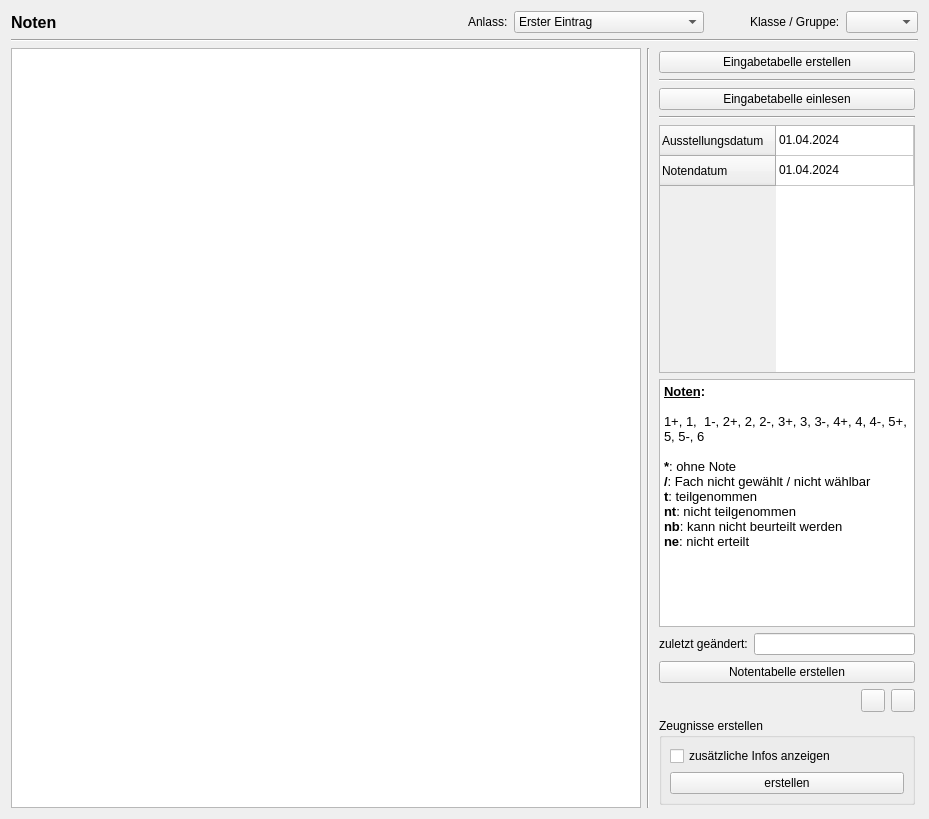
gradgrind/WZS, file WZ/program-data/ui/grades.ui: the form before one commit.
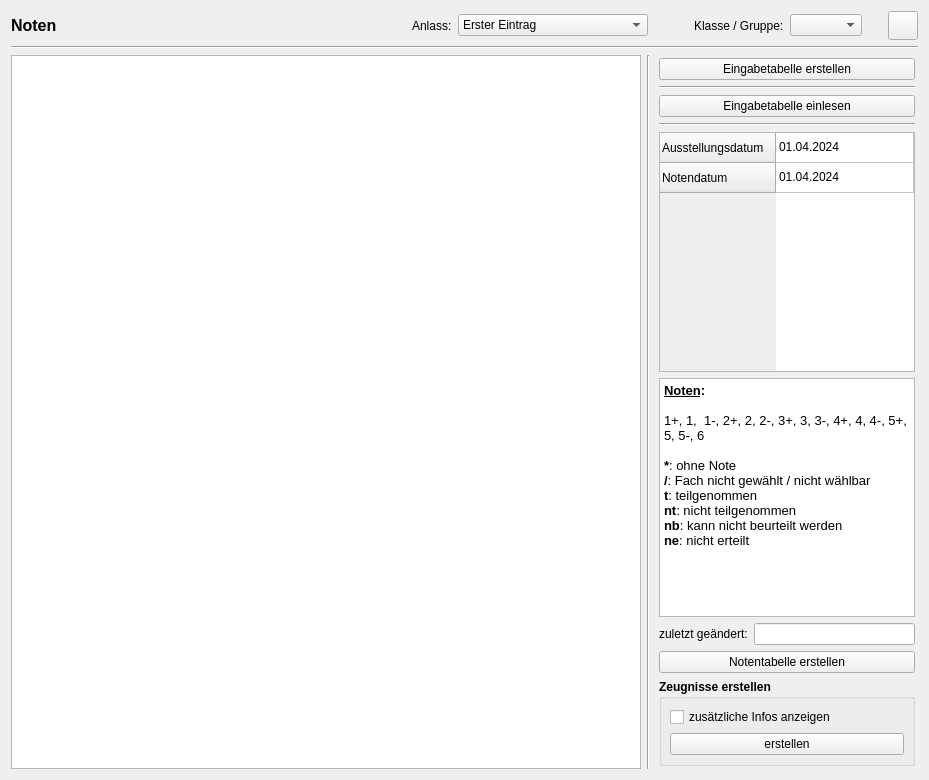
The form after the commit. Icons and pictures are not drawn.

Commit message: Work on grades manager

The edit to the form file:
```diff
--- a/WZ/program-data/ui/grades.ui
+++ b/WZ/program-data/ui/grades.ui
@@ -7,7 +7,7 @@
     <x>0</x>
     <y>0</y>
     <width>929</width>
-    <height>819</height>
+    <height>780</height>
    </rect>
   </property>
   <property name="sizePolicy">
@@ -105,6 +105,42 @@
        </property>
       </widget>
      </item>
+     <item>
+      <spacer name="horizontalSpacer_3">
+       <property name="orientation">
+        <enum>Qt::Horizontal</enum>
+       </property>
+       <property name="sizeType">
+        <enum>QSizePolicy::Fixed</enum>
+       </property>
+       <property name="sizeHint" stdset="0">
+        <size>
+         <width>20</width>
+         <height>20</height>
+        </size>
+       </property>
+      </spacer>
+     </item>
+     <item>
+      <widget class="QToolButton" name="edit_groups">
+       <property name="toolTip">
+        <string>Anlässe und Gruppen bearbeiten</string>
+       </property>
+       <property name="text">
+        <string/>
+       </property>
+       <property name="icon">
+        <iconset>
+         <normaloff>../icons/icon_settings2.svg</normaloff>../icons/icon_settings2.svg</iconset>
+       </property>
+       <property name="iconSize">
+        <size>
+         <width>22</width>
+         <height>22</height>
+        </size>
+       </property>
+      </widget>
+     </item>
     </layout>
    </item>
    <item>
@@ -313,45 +349,6 @@
           </property>
          </widget>
         </item>
-        <item>
-         <layout class="QHBoxLayout" name="horizontalLayout_3">
-          <item>
-           <spacer name="horizontalSpacer_4">
-            <property name="orientation">
-             <enum>Qt::Horizontal</enum>
-            </property>
-            <property name="sizeHint" stdset="0">
-             <size>
-              <width>40</width>
-              <height>20</height>
-             </size>
-            </property>
-           </spacer>
-          </item>
-          <item>
-           <widget class="QToolButton" name="lesson_sub">
-            <property name="toolTip">
-             <string>&lt;html&gt;&lt;head/&gt;&lt;body&gt;&lt;p&gt;Unterrichtsstunde vom Element entfernen. Die letzte Stunde kann auf diese Weise nicht entfernt werden, dafür muss der Kurs (bzw. alle Kurse) vom Element getrennt werden. &lt;/p&gt;&lt;/body&gt;&lt;/html&gt;</string>
-            </property>
-            <property name="icon">
-             <iconset>
-              <normaloff>../icons/icon_remove.svg</normaloff>../icons/icon_remove.svg</iconset>
-            </property>
-           </widget>
-          </item>
-          <item>
-           <widget class="QToolButton" name="lesson_add">
-            <property name="toolTip">
-             <string>&lt;html&gt;&lt;head/&gt;&lt;body&gt;&lt;p&gt;Unterrichtsstunde zum Element hinzufügen&lt;/p&gt;&lt;/body&gt;&lt;/html&gt;</string>
-            </property>
-            <property name="icon">
-             <iconset>
-              <normaloff>../icons/icon_new.svg</normaloff>../icons/icon_new.svg</iconset>
-            </property>
-           </widget>
-          </item>
-         </layout>
-        </item>
         <item>
          <widget class="QGroupBox" name="groupBox_2">
           <property name="sizePolicy">
@@ -360,6 +357,11 @@
             <verstretch>0</verstretch>
            </sizepolicy>
           </property>
+          <property name="font">
+           <font>
+            <bold>true</bold>
+           </font>
+          </property>
           <property name="title">
            <string>Zeugnisse erstellen</string>
           </property>
@@ -378,6 +380,11 @@
            </property>
            <item>
             <widget class="QCheckBox" name="cb_extra_info">
+             <property name="font">
+              <font>
+               <bold>false</bold>
+              </font>
+             </property>
              <property name="text">
               <string>zusätzliche Infos anzeigen</string>
              </property>
@@ -388,6 +395,11 @@
            </item>
            <item>
             <widget class="QPushButton" name="pb_make_reports">
+             <property name="font">
+              <font>
+               <bold>false</bold>
+              </font>
+             </property>
              <property name="text">
               <string>erstellen</string>
              </property>
```
The commit also changes 1 other file.
